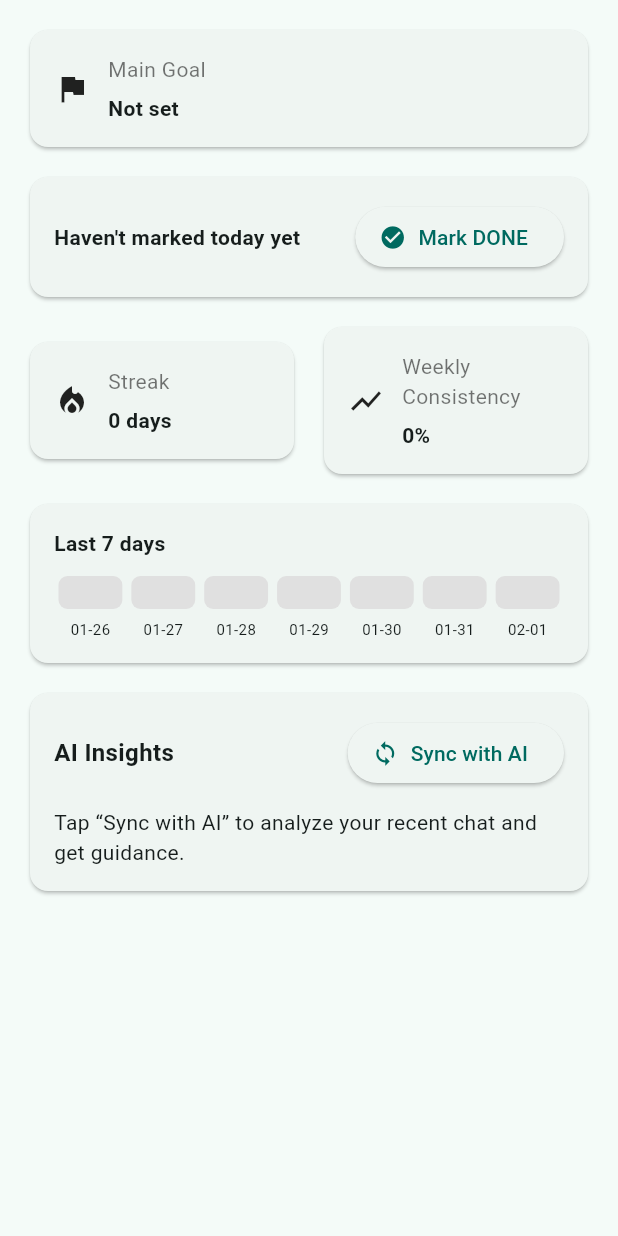
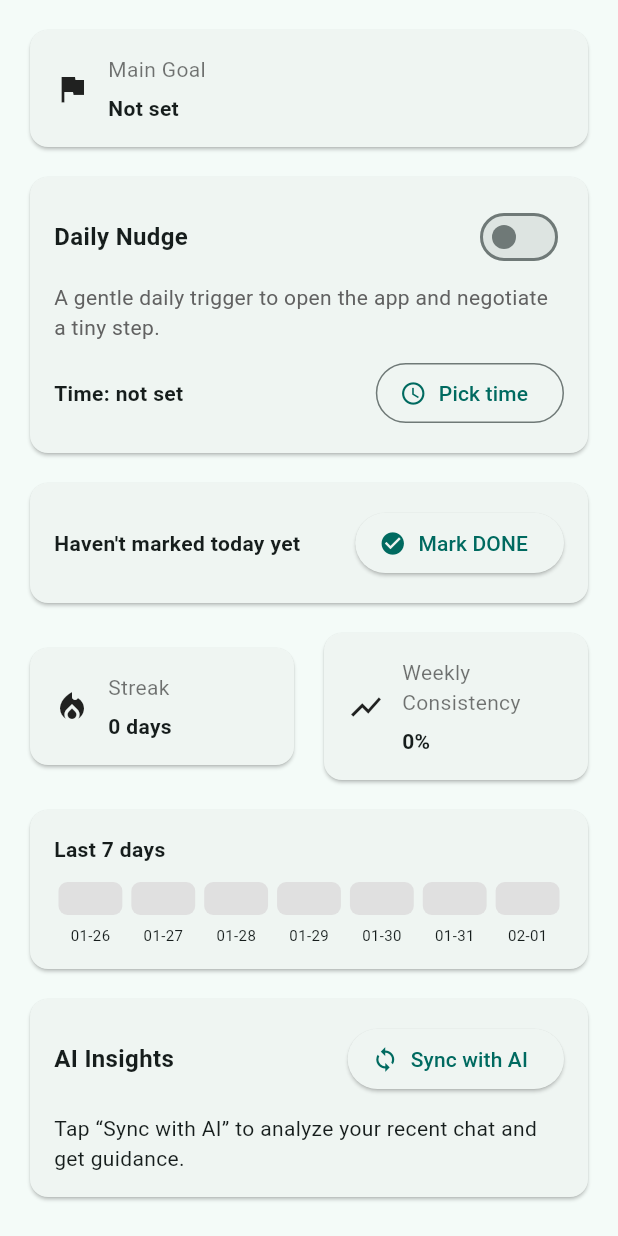
Before and after one commit to Psianturi/flexifit, a Flutter app: the ProgressScreen widget shown alone on an empty page, opened directly, on a phone screen of 412 x 824 dp. Run offline on Flutter 3.47's test engine with Material 3 defaults, Android fonts, the phone set to English and light mode, and no system bars; our stand-ins replace confetti, dash_chat_2, flutter_local_notifications, flutter_timezone, shared_preferences, speech_to_text and 1 more; accounts and stored records are empty.

Commit message:
Add daily nudge notifications and clean insights

```diff
--- a/frontend/flexifit_app/lib/progress_screen.dart
+++ b/frontend/flexifit_app/lib/progress_screen.dart
@@ -1,7 +1,9 @@
 import 'package:flutter/material.dart';
+import 'dart:convert';
 
 import 'api_service.dart';
 import 'progress_store.dart';
+import 'notification_service.dart';
 
 class ProgressScreen extends StatefulWidget {
   const ProgressScreen({super.key});
@@ -23,6 +25,9 @@ class ProgressScreenState extends State<ProgressScreen> {
   int? _microHabitsOffered;
   DateTime? _lastSyncedAt;
 
+  bool _dailyNudgeEnabled = false;
+  TimeOfDay? _dailyNudgeTime;
+
   @override
   void initState() {
     super.initState();
@@ -32,6 +37,9 @@ class ProgressScreenState extends State<ProgressScreen> {
   Future<void> reload() async {
     final goal = await ProgressStore.getGoal();
     final completions = await ProgressStore.getCompletions();
+
+    final nudgeEnabled = await ProgressStore.getDailyNudgeEnabled();
+    final nudgeTime = await ProgressStore.getDailyNudgeTime();
 
     final streak = ProgressStore.computeStreak(completions);
     final trend = ProgressStore.last7DaysTrend(completions);
@@ -48,7 +56,96 @@ class ProgressScreenState extends State<ProgressScreen> {
       _trend7d = trend;
       _completionRate7d = rate;
       _doneToday = doneToday;
+
+      _dailyNudgeEnabled = nudgeEnabled;
+      _dailyNudgeTime = nudgeTime == null
+          ? null
+          : TimeOfDay(hour: nudgeTime.hour, minute: nudgeTime.minute);
     });
+  }
+
+  List<String> _normalizedInsights(String? raw) {
+    final text = (raw ?? '').trim();
+    if (text.isEmpty) return const [];
+
+    if (text.startsWith('[') && text.endsWith(']')) {
+      try {
+        final decoded = jsonDecode(text);
+        if (decoded is List) {
+          return decoded
+              .whereType<dynamic>()
+              .map((e) => e.toString().trim())
+              .where((e) => e.isNotEmpty)
+              .toList(growable: false);
+        }
+      } catch (_) {
+        // Fall back to newline-based parsing.
+      }
+    }
+
+    return text
+        .split('\n')
+        .map((l) => l.trim())
+        .where((l) => l.isNotEmpty)
+        .map((l) {
+          final normalized = l.startsWith('- ') ? l.substring(2) : l;
+          return normalized.startsWith('• ') ? normalized.substring(2) : normalized;
+        })
+        .toList(growable: false);
+  }
+
+  Future<void> _pickDailyNudgeTime() async {
+    final initial = _dailyNudgeTime ?? const TimeOfDay(hour: 17, minute: 0);
+    final selected = await showTimePicker(
+      context: context,
+      initialTime: initial,
+    );
+    if (selected == null) return;
+
+    await ProgressStore.setDailyNudgeTime(
+      hour: selected.hour,
+      minute: selected.minute,
+    );
+
+    if (!mounted) return;
+    setState(() {
+      _dailyNudgeTime = selected;
+    });
+
+    if (_dailyNudgeEnabled) {
+      await NotificationService.instance.scheduleDailyNudge(
+        time: selected,
+        goal: _goal,
+      );
+    }
+  }
+
+  Future<void> _setDailyNudgeEnabled(bool enabled) async {
+    await ProgressStore.setDailyNudgeEnabled(enabled);
+
+    if (!mounted) return;
+    setState(() {
+      _dailyNudgeEnabled = enabled;
+    });
+
+    if (!enabled) {
+      await NotificationService.instance.cancelDailyNudge();
+      return;
+    }
+
+    final time = _dailyNudgeTime ?? const TimeOfDay(hour: 17, minute: 0);
+    if (_dailyNudgeTime == null) {
+      await ProgressStore.setDailyNudgeTime(hour: time.hour, minute: time.minute);
+      if (!mounted) return;
+      setState(() {
+        _dailyNudgeTime = time;
+      });
+    }
+
+    await NotificationService.instance.scheduleDailyNudge(
+      time: time,
+      goal: _goal,
+    );
   }
 
   Future<void> _markDoneToday() async {
@@ -118,14 +215,7 @@ class ProgressScreenState extends State<ProgressScreen> {
   @override
   Widget build(BuildContext context) {
     final goalText = _goal ?? 'Not set';
-    final insightsLines = (_aiInsights ?? '')
-        .split('\n')
-        .map((l) => l.trim())
-        .where((l) => l.isNotEmpty)
-        .map((l) {
-      final normalized = l.startsWith('- ') ? l.substring(2) : l;
-      return normalized.startsWith('• ') ? normalized.substring(2) : normalized;
-    }).toList();
+    final insightsLines = _normalizedInsights(_aiInsights);
 
     return RefreshIndicator(
       onRefresh: reload,
@@ -136,6 +226,55 @@ class ProgressScreenState extends State<ProgressScreen> {
             title: 'Main Goal',
             value: goalText,
             icon: Icons.flag,
+          ),
+          const SizedBox(height: 12),
+          Card(
+            child: Padding(
+              padding: const EdgeInsets.all(16),
+              child: Column(
+                crossAxisAlignment: CrossAxisAlignment.start,
+                children: [
+                  Row(
+                    children: [
+                      const Expanded(
+                        child: Text(
+                          'Daily Nudge',
+                          style: TextStyle(
+                              fontSize: 16, fontWeight: FontWeight.bold),
+                        ),
+                      ),
+                      Switch(
+                        value: _dailyNudgeEnabled,
+                        onChanged: (v) => _setDailyNudgeEnabled(v),
+                      ),
+                    ],
+                  ),
+                  const SizedBox(height: 6),
+                  Text(
+                    'A gentle daily trigger to open the app and negotiate a tiny step.',
+                    style: TextStyle(color: Colors.grey.shade700),
+                  ),
+                  const SizedBox(height: 10),
+                  Row(
+                    children: [
+                      Expanded(
+                        child: Text(
+                          _dailyNudgeTime == null
+                              ? 'Time: not set'
+                              : 'Time: ${_dailyNudgeTime!.hour.toString().padLeft(2, '0')}:${_dailyNudgeTime!.minute.toString().padLeft(2, '0')}',
+                          style: const TextStyle(fontWeight: FontWeight.bold),
+                        ),
+                      ),
+                      OutlinedButton.icon(
+                        onPressed: _pickDailyNudgeTime,
+                        icon: const Icon(Icons.schedule),
+                        label: const Text('Pick time'),
+                      ),
+                    ],
+                  ),
+                ],
+              ),
+            ),
           ),
           const SizedBox(height: 12),
           Card(
--- a/frontend/flexifit_app/lib/progress_store.dart
+++ b/frontend/flexifit_app/lib/progress_store.dart
@@ -6,6 +6,10 @@ class ProgressStore {
   static const String goalKey = 'daily_goal';
   static const String completionsKey = 'completions_by_date';
   static const String chatHistoryKey = 'chat_history_v1';
+
+  static const String dailyNudgeEnabledKey = 'daily_nudge_enabled_v1';
+  static const String dailyNudgeHourKey = 'daily_nudge_hour_v1';
+  static const String dailyNudgeMinuteKey = 'daily_nudge_minute_v1';
 
   static String _todayKey(DateTime now) {
     final y = now.year.toString().padLeft(4, '0');
@@ -127,4 +131,30 @@ class ProgressStore {
         items.length > 20 ? items.sublist(items.length - 20) : items;
     await prefs.setString(chatHistoryKey, jsonEncode(trimmed));
   }
+
+  static Future<bool> getDailyNudgeEnabled() async {
+    final prefs = await SharedPreferences.getInstance();
+    return prefs.getBool(dailyNudgeEnabledKey) ?? false;
+  }
+
+  static Future<void> setDailyNudgeEnabled(bool enabled) async {
+    final prefs = await SharedPreferences.getInstance();
+    await prefs.setBool(dailyNudgeEnabledKey, enabled);
+  }
+
+  static Future<({int hour, int minute})?> getDailyNudgeTime() async {
+    final prefs = await SharedPreferences.getInstance();
+    final hour = prefs.getInt(dailyNudgeHourKey);
+    final minute = prefs.getInt(dailyNudgeMinuteKey);
+    if (hour == null || minute == null) return null;
+    if (hour < 0 || hour > 23) return null;
+    if (minute < 0 || minute > 59) return null;
+    return (hour: hour, minute: minute);
+  }
+
+  static Future<void> setDailyNudgeTime({required int hour, required int minute}) async {
+    final prefs = await SharedPreferences.getInstance();
+    await prefs.setInt(dailyNudgeHourKey, hour);
+    await prefs.setInt(dailyNudgeMinuteKey, minute);
+  }
 }
--- a/frontend/flexifit_app/pubspec.yaml
+++ b/frontend/flexifit_app/pubspec.yaml
@@ -36,6 +36,9 @@ dependencies:
   dash_chat_2: ^0.0.20
   speech_to_text: ^6.6.0
   confetti: ^0.8.0
+  flutter_local_notifications: ^18.0.1
+  timezone: ^0.9.4
+  flutter_timezone: ^2.1.0
 
 dev_dependencies:
   flutter_test:
```
Also changed, not shown: frontend/flexifit_app/lib/main.dart (+5 -2 lines), frontend/flexifit_app/lib/notification_service.dart (added, +130 -0 lines), frontend/flexifit_app/pubspec.lock, 4 other files.
